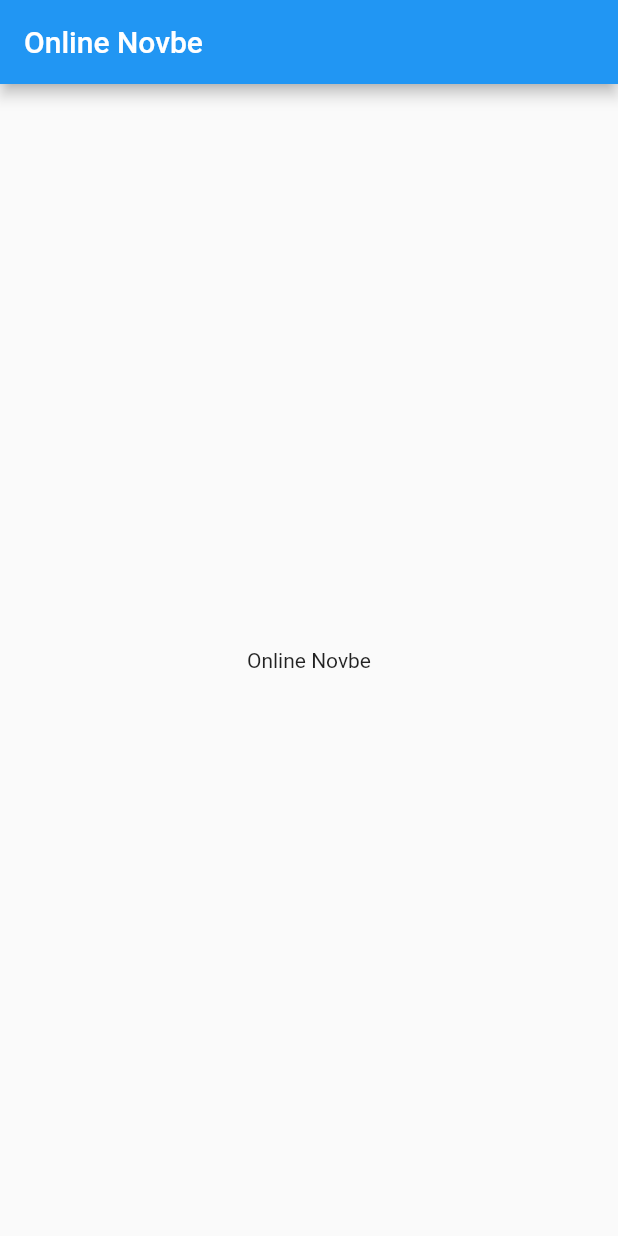
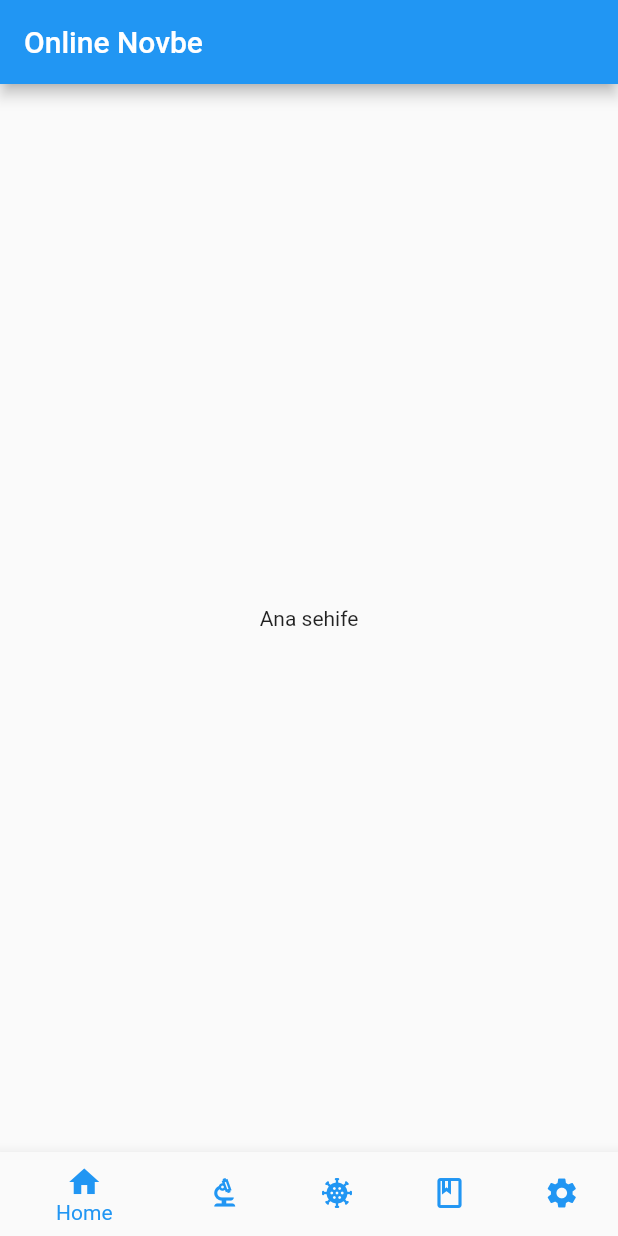
Before and after one commit to RahimCml/etebib_ticket, a Flutter app: the screen it shows after launch, on a phone screen of 412 x 824 dp. Run offline on Flutter 3.47's test engine with Material 2 defaults, Android fonts, the light colour scheme and no system bars.

Commit message:
Create BottomNavigationBar and screens

```diff
--- /dev/null
+++ b/lib/home_page.dart
@@ -0,0 +1,57 @@
+import 'package:etebib_ticket/screen/covid-19_screen.dart';
+import 'package:etebib_ticket/screen/home_screen.dart';
+import 'package:etebib_ticket/screen/laboratory_screen.dart';
+import 'package:etebib_ticket/screen/online_ticket.dart';
+import 'package:etebib_ticket/screen/others.dart';
+import 'package:flutter/material.dart';
+
+class HomePage extends StatefulWidget {
+  const HomePage({super.key});
+
+  @override
+  State<HomePage> createState() => _HomePageState();
+}
+
+class _HomePageState extends State<HomePage> {
+  int _selectedIntex = 0;
+
+  static final List<Widget> _widgetOptions = <Widget>[
+    const HomeScreen(),
+    const LaboratoryScreen(),
+    const Covid19Screen(),
+    const OnlineTicketScreen(),
+    const OthersScreen(),
+  ];
+
+  void _onItemTapped (int index) {
+    setState(() {
+      _selectedIntex = index;
+      print('index $_selectedIntex');
+    });
+  }
+  @override
+  Widget build(BuildContext context) {
+    return  Scaffold(
+      appBar: AppBar(
+        title: const Text("Online Novbe"),
+      ),
+      body: Center(
+        child: _widgetOptions[_selectedIntex],
+      ),
+      bottomNavigationBar: BottomNavigationBar(
+        currentIndex: _selectedIntex,
+        onTap: _onItemTapped,
+        selectedItemColor: Colors.blue,
+        unselectedItemColor: Colors.blue,
+
+        items: const [
+          BottomNavigationBarItem(icon: Icon(Icons.home), label: 'Home'),
+          BottomNavigationBarItem(icon: Icon(Icons.biotech_outlined), label: 'Laboratoriya' ),
+          BottomNavigationBarItem(icon: Icon(Icons.coronavirus), label: 'COVID-19'),
+          BottomNavigationBarItem(icon: Icon(Icons.book_outlined), label: 'Online randevu'),
+          BottomNavigationBarItem(icon: Icon(Icons.settings), label: 'Digerleri'),
+        ],
+      ),
+    );
+  }
+}
--- a/lib/main.dart
+++ b/lib/main.dart
@@ -1,4 +1,4 @@
-import 'package:etebib_ticket/pages/home_page.dart';
+import 'package:etebib_ticket/home_page.dart';
 import 'package:flutter/material.dart';
 
 void main() {
--- a/lib/pages/home_page.dart
+++ /dev/null
@@ -1,22 +0,0 @@
-import 'package:flutter/material.dart';
-
-class HomePage extends StatefulWidget {
-  const HomePage({super.key});
-
-  @override
-  State<HomePage> createState() => _HomePageState();
-}
-
-class _HomePageState extends State<HomePage> {
-  @override
-  Widget build(BuildContext context) {
-    return  Scaffold(
-      appBar: AppBar(
-        title: const Text("Online Novbe"),
-      ),
-      body: const Center(
-        child: Text("Online Novbe"),
-      ),
-    );
-  }
-}
--- /dev/null
+++ b/lib/screen/home_screen.dart
@@ -0,0 +1,14 @@
+import 'package:flutter/material.dart';
+import 'package:flutter/src/widgets/framework.dart';
+import 'package:flutter/src/widgets/placeholder.dart';
+
+class HomeScreen extends StatelessWidget {
+  const HomeScreen({super.key});
+
+  @override
+  Widget build(BuildContext context) {
+    return const Center(
+      child: Text('Ana sehife'),
+    );
+  }
+}
```
Also changed, not shown: lib/screen/covid-19_screen.dart (added, +14 -0 lines), lib/screen/laboratory_screen.dart (added, +14 -0 lines), lib/screen/online_ticket.dart (added, +19 -0 lines), lib/screen/others.dart (added, +14 -0 lines).
